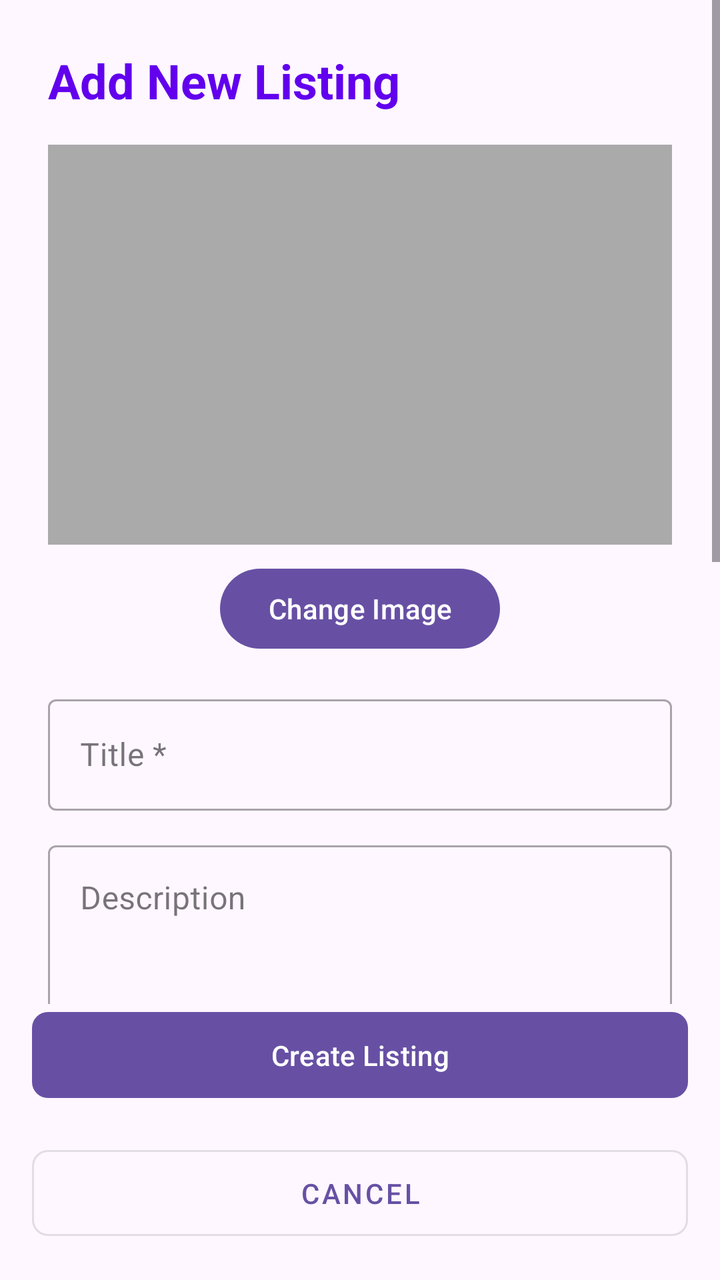
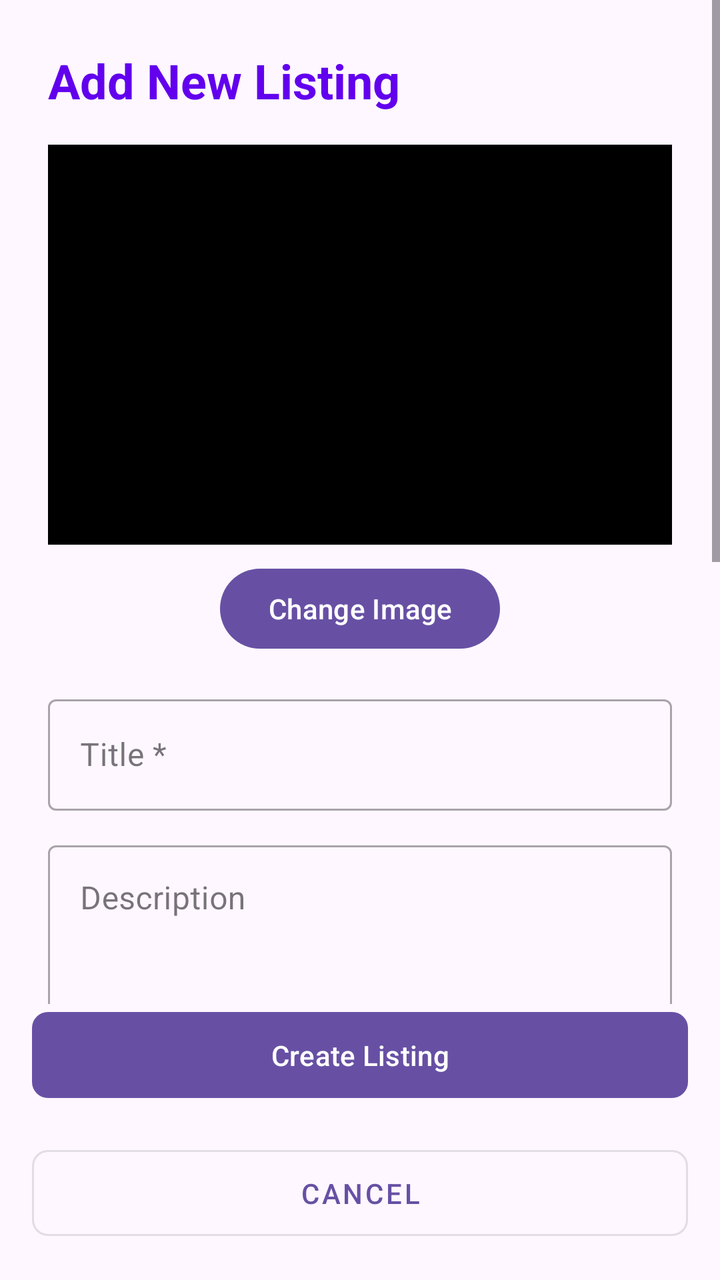

Two renders of the same Android screen: before a commit and after it. Below are the layout's source before the change and the commit's diff.
<!-- AndroidManifest.xml: application theme Theme.StudentAccomFinder -->
<!-- res/layout/activity_add_listing.xml -->
<?xml version="1.0" encoding="utf-8"?>
<androidx.constraintlayout.widget.ConstraintLayout
xmlns:android="http://schemas.android.com/apk/res/android"
xmlns:app="http://schemas.android.com/apk/res-auto"
android:layout_width="match_parent"
android:layout_height="match_parent">

<ScrollView
    android:layout_width="0dp"
    android:layout_height="0dp"
    app:layout_constraintTop_toTopOf="parent"
    app:layout_constraintBottom_toTopOf="@id/btnSubmit"
    app:layout_constraintStart_toStartOf="parent"
    app:layout_constraintEnd_toEndOf="parent">

    <androidx.constraintlayout.widget.ConstraintLayout
        android:layout_width="match_parent"
        android:layout_height="wrap_content"
        android:padding="24dp">

        
        <TextView
            android:id="@+id/tvTitle"
            android:layout_width="0dp"
            android:layout_height="wrap_content"
            android:text="Add New Listing"
            android:textSize="24sp"
            android:textStyle="bold"
            android:textColor="@color/purple_500"
            app:layout_constraintTop_toTopOf="parent"
            app:layout_constraintStart_toStartOf="parent"
            app:layout_constraintEnd_toEndOf="parent"/>

        
        <ImageView
            android:id="@+id/ivPreview"
            android:layout_width="0dp"
            android:layout_height="200dp"
            android:scaleType="centerCrop"
            android:background="@android:color/darker_gray"
            app:layout_constraintTop_toBottomOf="@id/tvTitle"
            app:layout_constraintStart_toStartOf="parent"
            app:layout_constraintEnd_toEndOf="parent"
            android:layout_marginTop="16dp"/>

        
        <com.google.android.material.button.MaterialButton
            android:id="@+id/btnSelectImage"
            android:layout_width="wrap_content"
            android:layout_height="wrap_content"
            android:text="Change Image"
            app:layout_constraintTop_toBottomOf="@id/ivPreview"
            app:layout_constraintStart_toStartOf="parent"
            app:layout_constraintEnd_toEndOf="parent"
            android:layout_marginTop="8dp"/>

        
        <com.google.android.material.textfield.TextInputLayout
            android:id="@+id/tilTitle"
            android:layout_width="0dp"
            android:layout_height="wrap_content"
            android:hint="Title *"
            style="@style/Widget.MaterialComponents.TextInputLayout.OutlinedBox"
            app:layout_constraintTop_toBottomOf="@id/btnSelectImage"
            app:layout_constraintStart_toStartOf="parent"
            app:layout_constraintEnd_toEndOf="parent"
            android:layout_marginTop="16dp">

            <com.google.android.material.textfield.TextInputEditText
                android:id="@+id/etTitle"
                android:layout_width="match_parent"
                android:layout_height="wrap_content"/>
        </com.google.android.material.textfield.TextInputLayout>

        
        <com.google.android.material.textfield.TextInputLayout
            android:id="@+id/tilDescription"
            android:layout_width="0dp"
            android:layout_height="wrap_content"
            android:hint="Description"
            style="@style/Widget.MaterialComponents.TextInputLayout.OutlinedBox"
            app:layout_constraintTop_toBottomOf="@id/tilTitle"
            app:layout_constraintStart_toStartOf="parent"
            app:layout_constraintEnd_toEndOf="parent"
            android:layout_marginTop="12dp">

            <com.google.android.material.textfield.TextInputEditText
                android:id="@+id/etDescription"
                android:layout_width="match_parent"
                android:layout_height="wrap_content"
                android:minLines="3"
                android:gravity="top"/>
        </com.google.android.material.textfield.TextInputLayout>

        
        <com.google.android.material.textfield.TextInputLayout
            android:id="@+id/tilPrice"
            android:layout_width="0dp"
            android:layout_height="wrap_content"
            android:hint="Price per month (BWP) *"
            style="@style/Widget.MaterialComponents.TextInputLayout.OutlinedBox"
            app:layout_constraintTop_toBottomOf="@id/tilDescription"
            app:layout_constraintStart_toStartOf="parent"
            app:layout_constraintEnd_toStartOf="@id/tilDeposit"
            android:layout_marginTop="12dp"
            android:layout_marginEnd="8dp">

            <com.google.android.material.textfield.TextInputEditText
                android:id="@+id/etPrice"
                android:layout_width="match_parent"
                android:layout_height="wrap_content"
                android:inputType="numberDecimal"/>
        </com.google.android.material.textfield.TextInputLayout>

        
        <com.google.android.material.textfield.TextInputLayout
            android:id="@+id/tilDeposit"
            android:layout_width="0dp"
            android:layout_height="wrap_content"
            android:hint="Deposit (BWP)"
            style="@style/Widget.MaterialComponents.TextInputLayout.OutlinedBox"
            app:layout_constraintTop_toTopOf="@id/tilPrice"
            app:layout_constraintStart_toEndOf="@id/tilPrice"
            app:layout_constraintEnd_toEndOf="parent">

            <com.google.android.material.textfield.TextInputEditText
                android:id="@+id/etDeposit"
                android:layout_width="match_parent"
                android:layout_height="wrap_content"
                android:inputType="numberDecimal"/>
        </com.google.android.material.textfield.TextInputLayout>

        
        <com.google.android.material.textfield.TextInputLayout
            android:id="@+id/tilLocation"
            android:layout_width="0dp"
            android:layout_height="wrap_content"
            android:hint="Location (e.g., Broadhurst) *"
            style="@style/Widget.MaterialComponents.TextInputLayout.OutlinedBox"
            app:layout_constraintTop_toBottomOf="@id/tilPrice"
            app:layout_constraintStart_toStartOf="parent"
            app:layout_constraintEnd_toEndOf="parent"
            android:layout_marginTop="12dp">

            <com.google.android.material.textfield.TextInputEditText
                android:id="@+id/etLocation"
                android:layout_width="match_parent"
                android:layout_height="wrap_content"/>
        </com.google.android.material.textfield.TextInputLayout>

        
        <com.google.android.material.textfield.TextInputLayout
            android:id="@+id/tilType"
            android:layout_width="0dp"
            android:layout_height="wrap_content"
            android:hint="Type (e.g., Apartment, Hostel)"
            style="@style/Widget.MaterialComponents.TextInputLayout.OutlinedBox"
            app:layout_constraintTop_toBottomOf="@id/tilLocation"
            app:layout_constraintStart_toStartOf="parent"
            app:layout_constraintEnd_toEndOf="parent"
            android:layout_marginTop="12dp">

            <com.google.android.material.textfield.TextInputEditText
                android:id="@+id/etType"
                android:layout_width="match_parent"
                android:layout_height="wrap_content"/>
        </com.google.android.material.textfield.TextInputLayout>

        
        <com.google.android.material.textfield.TextInputLayout
            android:id="@+id/tilAmenities"
            android:layout_width="0dp"
            android:layout_height="wrap_content"
            android:hint="Amenities (e.g., WiFi, Parking)"
            style="@style/Widget.MaterialComponents.TextInputLayout.OutlinedBox"
            app:layout_constraintTop_toBottomOf="@id/tilType"
            app:layout_constraintStart_toStartOf="parent"
            app:layout_constraintEnd_toEndOf="parent"
            android:layout_marginTop="12dp">

            <com.google.android.material.textfield.TextInputEditText
                android:id="@+id/etAmenities"
                android:layout_width="match_parent"
                android:layout_height="wrap_content"/>
        </com.google.android.material.textfield.TextInputLayout>

        
        <TextView
            android:id="@+id/tvSelectedDate"
            android:layout_width="0dp"
            android:layout_height="wrap_content"
            android:text="Available from: Today"
            android:textSize="16sp"
            app:layout_constraintTop_toBottomOf="@id/tilAmenities"
            app:layout_constraintStart_toStartOf="parent"
            app:layout_constraintEnd_toStartOf="@id/btnSelectDate"
            android:layout_marginTop="16dp"/>

        <com.google.android.material.button.MaterialButton
            android:id="@+id/btnSelectDate"
            android:layout_width="wrap_content"
            android:layout_height="wrap_content"
            android:text="Select Date"
            style="@style/Widget.MaterialComponents.Button.TextButton"
            app:layout_constraintTop_toTopOf="@id/tvSelectedDate"
            app:layout_constraintEnd_toEndOf="parent"/>

    </androidx.constraintlayout.widget.ConstraintLayout>
</ScrollView>


<ProgressBar
    android:id="@+id/progressBar"
    android:layout_width="wrap_content"
    android:layout_height="wrap_content"
    android:visibility="gone"
    app:layout_constraintBottom_toTopOf="@id/btnSubmit"
    app:layout_constraintStart_toStartOf="parent"
    app:layout_constraintEnd_toEndOf="parent"/>

<com.google.android.material.button.MaterialButton
    android:id="@+id/btnSubmit"
    android:layout_width="0dp"
    android:layout_height="wrap_content"
    android:text="Create Listing"
    android:padding="12dp"
    app:cornerRadius="8dp"
    app:layout_constraintBottom_toTopOf="@id/btnCancel"
    app:layout_constraintStart_toStartOf="parent"
    app:layout_constraintEnd_toEndOf="parent"
    android:layout_margin="16dp"/>

<com.google.android.material.button.MaterialButton
    android:id="@+id/btnCancel"
    android:layout_width="0dp"
    android:layout_height="wrap_content"
    android:text="Cancel"
    android:padding="12dp"
    app:cornerRadius="8dp"
    style="@style/Widget.MaterialComponents.Button.OutlinedButton"
    app:layout_constraintBottom_toBottomOf="parent"
    app:layout_constraintStart_toStartOf="parent"
    app:layout_constraintEnd_toEndOf="parent"
    android:layout_margin="16dp"/>

</androidx.constraintlayout.widget.ConstraintLayout>
<!-- resources referenced by this layout -->
<resources>
  <color name="purple_500">#FF6200EE</color>
  <style name="Theme.StudentAccomFinder" parent="Base.Theme.StudentAccomFinder" />
  <style name="Base.Theme.StudentAccomFinder" parent="Theme.Material3.DayNight.NoActionBar">
          
          
      </style>
</resources>

<!-- the commit's change to res/layout/activity_add_listing.xml (unified diff, before → after) -->
@@ -37,7 +37,7 @@ android:layout_height="match_parent">
             android:layout_width="0dp"
             android:layout_height="200dp"
             android:scaleType="centerCrop"
-            android:background="@android:color/darker_gray"
+            android:background="@color/black"
             app:layout_constraintTop_toBottomOf="@id/tvTitle"
             app:layout_constraintStart_toStartOf="parent"
             app:layout_constraintEnd_toEndOf="parent"
<!-- resource entries referenced after the edit -->
@@ -1,5 +1,6 @@
 <!-- resources referenced by this layout -->
 <resources>
+  <color name="black">#FF000000</color>
   <color name="purple_500">#FF6200EE</color>
   <style name="Theme.StudentAccomFinder" parent="Base.Theme.StudentAccomFinder" />
   <style name="Base.Theme.StudentAccomFinder" parent="Theme.Material3.DayNight.NoActionBar">
